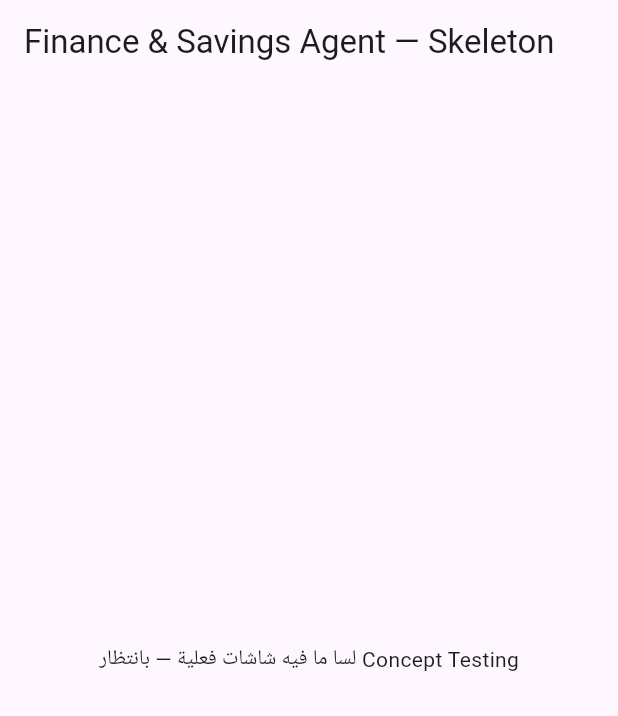
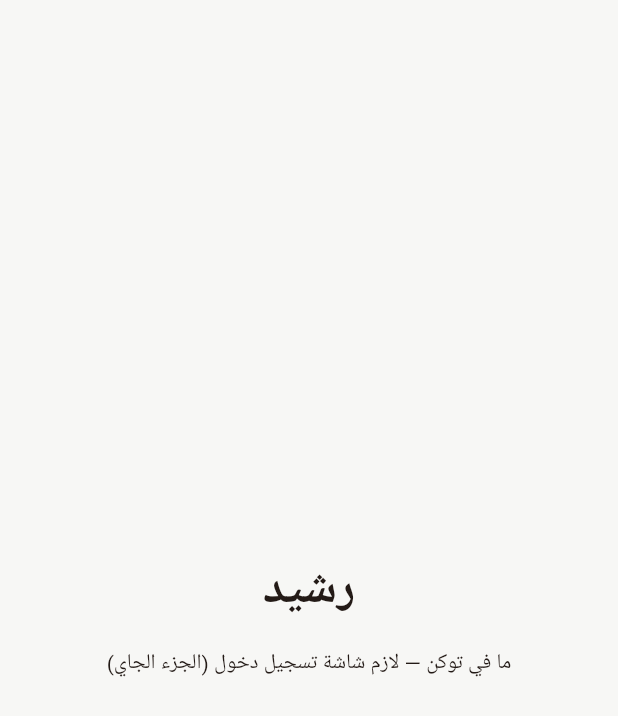
Before and after one commit to Ahmadi22na/finance-savings-agent, a Flutter app: the screen it shows after launch, on a phone screen of 412 x 824 dp. Shown: the top 716 px of the screen. Run offline on Flutter 3.47's test engine with Material 3 defaults, Android fonts, the phone set to English and light mode, and no system bars; our stand-ins replace dio, flutter_riverpod, flutter_secure_storage; Roboto replaces fonts that are missing (Cairo).

Commit message:
feat: implement mobile sprint 3 part 1

```diff
--- /dev/null
+++ b/mobile/lib/core/api_client.dart
@@ -0,0 +1,83 @@
+import 'package:dio/dio.dart';
+import 'package:flutter_secure_storage/flutter_secure_storage.dart';
+
+/// عنوان الـ Backend. لما تشغّل التطبيق على محاكي أندرويد (Emulator)، لازم
+/// تستخدم 10.0.2.2 بدل localhost (هيك بيوصّلك للجهاز المضيف). لو جهاز حقيقي
+/// على نفس الشبكة، استخدم IP الجهاز الفعلي (مثلاً 192.168.x.x).
+const String kApiBaseUrl = 'http://10.0.2.2:8000/api/v1';
+
+const _secureStorage = FlutterSecureStorage();
+const _accessTokenKey = 'access_token';
+const _refreshTokenKey = 'refresh_token';
+
+/// طبقة اتصال واحدة مشتركة لكل التطبيق — نظير BaseAIProvider بالـ Backend
+/// بفلسفتها: كل الشاشات بتتعامل مع هاي الطبقة، ما حدا بيسوي HTTP request
+/// مباشرة من الواجهة.
+class ApiClient {
+  late final Dio dio;
+
+  ApiClient() {
+    dio = Dio(BaseOptions(
+      baseUrl: kApiBaseUrl,
+      connectTimeout: const Duration(seconds: 15),
+      receiveTimeout: const Duration(seconds: 15),
+    ));
+
+    // هذا الـ Interceptor بيضيف "Authorization: Bearer <token>" تلقائيًا
+    // لأي طلب — بدل ما نكتبها يدويًا بكل استدعاء API بكل شاشة.
+    dio.interceptors.add(InterceptorsWrapper(
+      onRequest: (options, handler) async {
+        final token = await _secureStorage.read(key: _accessTokenKey);
+        if (token != null) {
+          options.headers['Authorization'] = 'Bearer $token';
+        }
+        handler.next(options);
+      },
+    ));
+  }
+
+  static Future<void> saveTokens({
+    required String accessToken,
+    required String refreshToken,
+  }) async {
+    await _secureStorage.write(key: _accessTokenKey, value: accessToken);
+    await _secureStorage.write(key: _refreshTokenKey, value: refreshToken);
+  }
+
+  static Future<void> clearTokens() async {
+    await _secureStorage.delete(key: _accessTokenKey);
+    await _secureStorage.delete(key: _refreshTokenKey);
+  }
+
+  static Future<bool> hasToken() async {
+    final token = await _secureStorage.read(key: _accessTokenKey);
+    return token != null;
+  }
+}
+
+/// استثناء موحّد لأخطاء الـ API — يحوّل أي خطأ Dio لرسالة عربية مفهومة
+/// بدل ما كل شاشة تتعامل مع تفاصيل Dio التقنية بنفسها.
+class ApiException implements Exception {
+  final String message;
+  final int? statusCode;
+
+  ApiException(this.message, {this.statusCode});
+
+  factory ApiException.fromDioError(DioException e) {
+    final response = e.response;
+    if (response != null && response.data is Map) {
+      final detail = response.data['detail'];
+      if (detail is String) {
+        return ApiException(detail, statusCode: response.statusCode);
+      }
+    }
+    if (e.type == DioExceptionType.connectionTimeout ||
+        e.type == DioExceptionType.receiveTimeout) {
+      return ApiException('الاتصال بالسيرفر أخذ وقت أطول من اللازم، تأكد من اتصالك');
+    }
+    if (e.type == DioExceptionType.connectionError) {
+      return ApiException('ما قدرنا نوصل للسيرفر — تأكد إنه شغّال');
+    }
+    return ApiException('صار خطأ غير متوقع، جرب كمان شوي');
+  }
+}
--- a/mobile/lib/main.dart
+++ b/mobile/lib/main.dart
@@ -1,26 +1,82 @@
-// ============================================================
-// نقطة البداية — Skeleton فقط.
-// ⚠️ لا شاشات فعلية لسا: التمثيل البصري (قناني أو غيرها) غير
-// محسوم ولازم Concept Testing قبل أي بناء UI حقيقي (قسم 2 و 12).
-// ============================================================
+import 'package:flutter/material.dart';
+import 'package:flutter_riverpod/flutter_riverpod.dart';
 
-import 'package:flutter/material.dart';
+import 'theme/app_theme.dart';
+import 'core/api_client.dart';
 
 void main() {
-  runApp(const FinanceSavingsApp());
+  // ProviderScope لازم يلف كل التطبيق — هو يلي بيخلي كل الـ Providers
+  // (apiClientProvider, authServiceProvider...) شغالة بأي مكان بالتطبيق.
+  runApp(const ProviderScope(child: RasheedApp()));
 }
 
-class FinanceSavingsApp extends StatelessWidget {
-  const FinanceSavingsApp({super.key});
+class RasheedApp extends StatelessWidget {
+  const RasheedApp({super.key});
 
   @override
   Widget build(BuildContext context) {
     return MaterialApp(
-      title: 'Finance & Savings Agent',
-      home: Scaffold(
-        appBar: AppBar(title: const Text('Finance & Savings Agent — Skeleton')),
-        body: const Center(
-          child: Text('لسا ما فيه شاشات فعلية — بانتظار Concept Testing'),
+      title: 'رشيد',
+      debugShowCheckedModeBanner: false,
+      theme: AppTheme.light(),
+      // دعم الاتجاه من اليمين لليسار — أساسي لتطبيق عربي بالكامل
+      locale: const Locale('ar'),
+      builder: (context, child) {
+        return Directionality(
+          textDirection: TextDirection.rtl,
+          child: child!,
+        );
+      },
+      home: const _StartupCheckScreen(),
+    );
+  }
+}
+
+/// شاشة انتقالية بسيطة: تتحقق هل عندنا توكن محفوظ (يعني المستخدم مسجّل دخول
+/// من قبل) أو لأ. هاي نسخة أولية فقط للتأكد إن كل الإعداد (Dio, Secure
+/// Storage, Riverpod) شغّال صح قبل ما نبني شاشات Login/Onboarding الفعلية
+/// بالجزء الجاي (بيتحول وقتها لـ go_router أو Navigator حقيقي).
+class _StartupCheckScreen extends StatefulWidget {
+  const _StartupCheckScreen();
+
+  @override
+  State<_StartupCheckScreen> createState() => _StartupCheckScreenState();
+}
+
+class _StartupCheckScreenState extends State<_StartupCheckScreen> {
+  String _status = 'جاري التحقق...';
+
+  @override
+  void initState() {
+    super.initState();
+    _checkSetup();
+  }
+
+  Future<void> _checkSetup() async {
+    final hasToken = await ApiClient.hasToken();
+    if (!mounted) return;
+    setState(() {
+      _status = hasToken
+          ? 'في توكن محفوظ — المستخدم مسجّل دخول من قبل'
+          : 'ما في توكن — لازم شاشة تسجيل دخول (الجزء الجاي)';
+    });
+  }
+
+  @override
+  Widget build(BuildContext context) {
+    return Scaffold(
+      body: Center(
+        child: Padding(
+          padding: const EdgeInsets.all(24),
+          child: Column(
+            mainAxisAlignment: MainAxisAlignment.center,
+            children: [
+              const Text('رشيد',
+                  style: TextStyle(fontSize: 32, fontWeight: FontWeight.bold)),
+              const SizedBox(height: 16),
+              Text(_status, textAlign: TextAlign.center),
+            ],
+          ),
         ),
       ),
     );
--- /dev/null
+++ b/mobile/lib/theme/app_theme.dart
@@ -0,0 +1,63 @@
+import 'package:flutter/material.dart';
+
+/// ألوان كل شخصية من شخصيات رشيد — نفس القيم المخزّنة بحقل color_hex بقاعدة البيانات
+/// (جدول personas). خليناها بمكان واحد بدل ما تتكرر بكل شاشة تستخدمها.
+class PersonaColors {
+  static const wise = Color(0xFF1B4332); // رشيد الحكيم — أخضر داكن
+  static const business = Color(0xFF0B2545); // رشيد المنضبط — كحلي
+  static const energetic = Color(0xFFE85D04); // رشيد الطاقة — برتقالي
+
+  /// يحوّل مفتاح الشخصية (persona.key القادم من الـ API) للون المطابق.
+  /// لو جانا مفتاح شخصية جديدة ما نعرفها بعد (تمت إضافتها بقاعدة البيانات
+  /// ولسا ما حدّثنا الموبايل)، منرجع لون افتراضي بدل ما نكسر التطبيق.
+  static Color fromKey(String key) {
+    switch (key) {
+      case 'wise':
+        return wise;
+      case 'business':
+        return business;
+      case 'energetic':
+        return energetic;
+      default:
+        return const Color(0xFF616161); // رمادي افتراضي آمن
+    }
+  }
+}
+
+/// الثيم العام للتطبيق — محايد، ولون الشخصية المختارة (PersonaColors) بينحط
+/// فوقه بمكانه (AppBar، أزرار رئيسية) بعد ما المستخدم يختار شخصيته بالـ Onboarding.
+class AppTheme {
+  static ThemeData light() {
+    return ThemeData(
+      useMaterial3: true,
+      fontFamily: 'Cairo', // خط عربي — لازم يُضاف لاحقًا لمجلد assets/fonts لو حبينا خط مخصص
+      colorScheme: ColorScheme.fromSeed(
+        seedColor: PersonaColors.energetic,
+        brightness: Brightness.light,
+      ),
+      scaffoldBackgroundColor: const Color(0xFFF7F7F5),
+      appBarTheme: const AppBarTheme(
+        elevation: 0,
+        centerTitle: true,
+        backgroundColor: Colors.transparent,
+        foregroundColor: Colors.black87,
+      ),
+      elevatedButtonTheme: ElevatedButtonThemeData(
+        style: ElevatedButton.styleFrom(
+          padding: const EdgeInsets.symmetric(vertical: 16),
+          shape: RoundedRectangleBorder(
+            borderRadius: BorderRadius.circular(14),
+          ),
+        ),
+      ),
+      inputDecorationTheme: InputDecorationTheme(
+        filled: true,
+        fillColor: Colors.white,
+        border: OutlineInputBorder(
+          borderRadius: BorderRadius.circular(14),
+          borderSide: BorderSide.none,
+        ),
+      ),
+    );
+  }
+}
```
Also changed, not shown: mobile/lib/core/providers.dart (added, +22 -0 lines), mobile/lib/models/persona.dart (added, +31 -0 lines), mobile/lib/models/user.dart (added, +35 -0 lines), mobile/lib/services/auth_service.dart (added, +62 -0 lines), mobile/lib/services/onboarding_service.dart (added, +44 -0 lines), mobile/pubspec.yaml (+20 -12 lines), mobile/assets/images/personas/business.png (added), mobile/assets/images/personas/energetic.png (added), mobile/assets/images/personas/wise.png (added), mobile/pubspec.lock, 4 other files.
